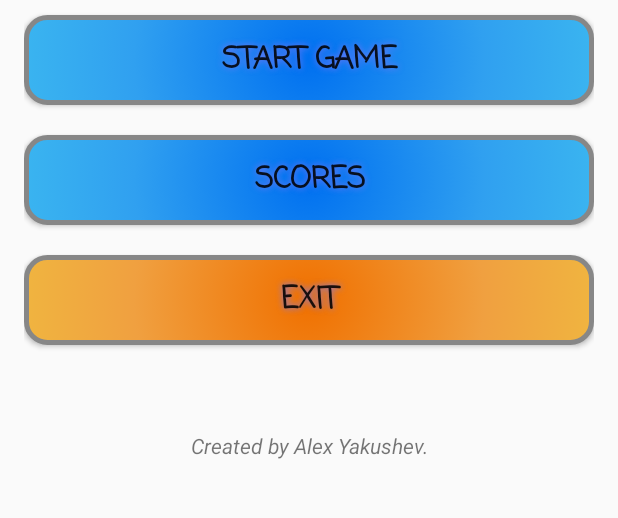
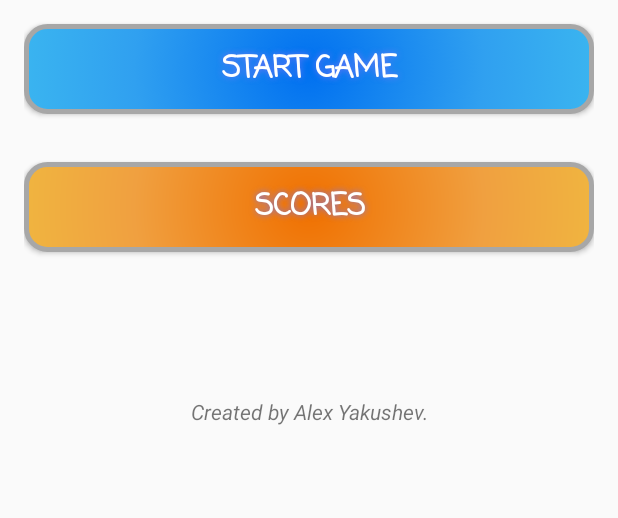
Before and after one commit to yakushev85/JavaRepository, an Android app: the screen it shows after launch (MainActivity), on a phone screen of 412 x 824 dp, the part 308-826 px from its top. Run offline under Robolectric (Android 15) with nearby library versions, the phone set to English and light mode, and no system bars; our stand-ins replace AdMob.

Commit message:
clean up android-project. soblocks: improve ui. refactor

```diff
--- a/AndroidProjects/SoBlocks/app/build.gradle
+++ b/AndroidProjects/SoBlocks/app/build.gradle
@@ -5,7 +5,7 @@ android {
     buildToolsVersion '25.0.3'
     defaultConfig {
         applicationId "com.alex.yakushev.app.soblocks"
-        minSdkVersion 15
+        minSdkVersion 16
         targetSdkVersion 26
         versionCode 1
         versionName "1.0"
--- a/AndroidProjects/SoBlocks/app/src/main/java/com/alex/yakushev/app/soblocks/MainActivity.java
+++ b/AndroidProjects/SoBlocks/app/src/main/java/com/alex/yakushev/app/soblocks/MainActivity.java
@@ -20,7 +20,6 @@ public class MainActivity extends AppCompatActivity implements View.OnClickListe
         setContentView(R.layout.activity_main);
         this.findViewById(R.id.btnStartGame).setOnClickListener(this);
         this.findViewById(R.id.btnScore).setOnClickListener(this);
-        this.findViewById(R.id.btnExit).setOnClickListener(this);
 
         MobileAds.initialize(getApplicationContext(), AD_APP_ID);
 
@@ -39,8 +38,6 @@ public class MainActivity extends AppCompatActivity implements View.OnClickListe
         } else if (view.getId() == R.id.btnScore) {
             Intent intentScoreGame = new Intent(this, ScoreActivity.class);
             startActivity(intentScoreGame);
-        } else if (view.getId() == R.id.btnExit) {
-            this.finish();
         }
     }
 
--- a/AndroidProjects/SoBlocks/app/src/main/java/com/alex/yakushev/app/soblocks/model/GameSpace.java
+++ b/AndroidProjects/SoBlocks/app/src/main/java/com/alex/yakushev/app/soblocks/model/GameSpace.java
@@ -20,10 +20,10 @@ public class GameSpace {
 	public static final int SPACE_NX = 15;
 	public static final int SPACE_NY = 25;
 
-	private int spaceCub[][];
+	private final int[][] spaceCub;
 	private int curFigX0,curFigY0;
 	private int linesScore;
-	private Random rnd;
+	private final Random rnd;
 
 	private GameFigure curFig, nextFig;
 
--- a/AndroidProjects/SoBlocks/app/src/main/res/drawable/blue_button_pressed_shape.xml
+++ b/AndroidProjects/SoBlocks/app/src/main/res/drawable/blue_button_pressed_shape.xml
@@ -24,6 +24,6 @@
         />
     <stroke
         android:width="3dp"
-        android:color="#878787"
+        android:color="#A7A7A7"
         />
 </shape>
--- a/AndroidProjects/SoBlocks/app/src/main/res/drawable/blue_button_shape.xml
+++ b/AndroidProjects/SoBlocks/app/src/main/res/drawable/blue_button_shape.xml
@@ -24,6 +24,6 @@ android:height="60dp"
 />
 <stroke
 android:width="3dp"
-android:color="#878787"
+android:color="#A7A7A7"
 />
 </shape>
--- a/AndroidProjects/SoBlocks/app/src/main/res/drawable/red_button_pressed_shape.xml
+++ b/AndroidProjects/SoBlocks/app/src/main/res/drawable/red_button_pressed_shape.xml
@@ -24,6 +24,6 @@
         />
     <stroke
         android:width="3dp"
-        android:color="#878787"
+        android:color="#A7A7A7"
         />
 </shape>
--- a/AndroidProjects/SoBlocks/app/src/main/res/drawable/red_button_shape.xml
+++ b/AndroidProjects/SoBlocks/app/src/main/res/drawable/red_button_shape.xml
@@ -24,6 +24,6 @@
         />
     <stroke
         android:width="3dp"
-        android:color="#878787"
+        android:color="#A7A7A7"
         />
 </shape>
--- a/AndroidProjects/SoBlocks/app/src/main/res/layout/activity_main.xml
+++ b/AndroidProjects/SoBlocks/app/src/main/res/layout/activity_main.xml
@@ -22,16 +22,17 @@
             android:textAllCaps="true"
             android:gravity="center"
             android:textAlignment="center"
-            android:height="200px" />
+            android:height="200dp" />
 
         <Button
             android:id="@+id/btnStartGame"
             android:layout_width="match_parent"
             android:layout_height="wrap_content"
-            android:layout_marginBottom="15px"
-            android:layout_marginTop="15px"
+            android:layout_marginBottom="@dimen/activity_vertical_margin"
+            android:layout_marginTop="@dimen/activity_vertical_margin"
             android:fontFamily="casual"
             android:text="@string/NewGameText"
+            android:textColor="#FFFFFF"
             android:textSize="20sp"
             android:textStyle="normal|bold"
             android:background="@drawable/blue_button_selector"
@@ -44,29 +45,14 @@
             android:id="@+id/btnScore"
             android:layout_width="match_parent"
             android:layout_height="wrap_content"
-            android:layout_marginBottom="15px"
-            android:layout_marginTop="15px"
+            android:layout_marginBottom="@dimen/activity_vertical_margin"
+            android:layout_marginTop="@dimen/activity_vertical_margin"
             android:fontFamily="casual"
             android:text="@string/ScoresText"
+            android:textColor="#FFFFFF"
             android:textSize="20sp"
             android:textStyle="normal|bold"
-            android:background="@drawable/blue_button_selector"
-            android:shadowColor="#7777F7"
-            android:shadowDx="0"
-            android:shadowDy="0"
-            android:shadowRadius="5" />
-
-        <Button
-            android:id="@+id/btnExit"
-            android:layout_width="match_parent"
-            android:layout_height="wrap_content"
-            android:layout_marginBottom="15px"
-            android:layout_marginTop="15px"
-            android:fontFamily="casual"
-            android:text="@string/ExitText"
-            android:textSize="20sp"
-            android:textStyle="normal|bold"
-            android:background="@drawable/red_button_selector"
+            android:background="@drawable/red_button_shape"
             android:shadowColor="#7777F7"
             android:shadowDx="0"
             android:shadowDy="0"
@@ -80,7 +66,7 @@
             android:textStyle="normal|italic"
             android:textAlignment="center"
             android:gravity="bottom|center"
-            android:height="100px" />
+            android:height="100dp" />
 
         <com.google.android.gms.ads.AdView
             xmlns:ads="http://schemas.android.com/apk/res-auto"
--- a/AndroidProjects/SoBlocks/app/src/main/res/layout/activity_score.xml
+++ b/AndroidProjects/SoBlocks/app/src/main/res/layout/activity_score.xml
@@ -25,7 +25,7 @@
 
         <ListView
             android:layout_width="match_parent"
-            android:layout_height="314dp"
+            android:layout_height="0dp"
             android:layout_weight="1.06"
             android:id="@+id/listScore" />
 
@@ -35,6 +35,7 @@
             android:layout_height="wrap_content"
             android:id="@+id/btnBackScore"
             android:fontFamily="casual"
+            android:textColor="#FFFFFF"
             android:textSize="18sp"
             android:textStyle="normal|bold"
             android:background="@drawable/blue_button_selector"
--- a/AndroidProjects/SoBlocks/build.gradle
+++ b/AndroidProjects/SoBlocks/build.gradle
@@ -6,7 +6,7 @@ buildscript {
         google()
     }
     dependencies {
-        classpath 'com.android.tools.build:gradle:4.0.1'
+        classpath 'com.android.tools.build:gradle:4.1.1'
 
         // NOTE: Do not place your application dependencies here; they belong
         // in the individual module build.gradle files
```
Also changed, not shown: AndroidProjects/SoBlocks/app/src/main/java/com/alex/yakushev/app/soblocks/ScoreArrayAdapter.java (+6 -4 lines), AndroidProjects/SoBlocks/app/src/main/java/com/alex/yakushev/app/soblocks/model/DrawThread.java (+7 -7 lines), AndroidProjects/SoBlocks/app/src/main/java/com/alex/yakushev/app/soblocks/model/GameFigure.java (+5 -5 lines), AndroidProjects/SoBlocks/gradle/wrapper/gradle-wrapper.properties, 331 other files.
